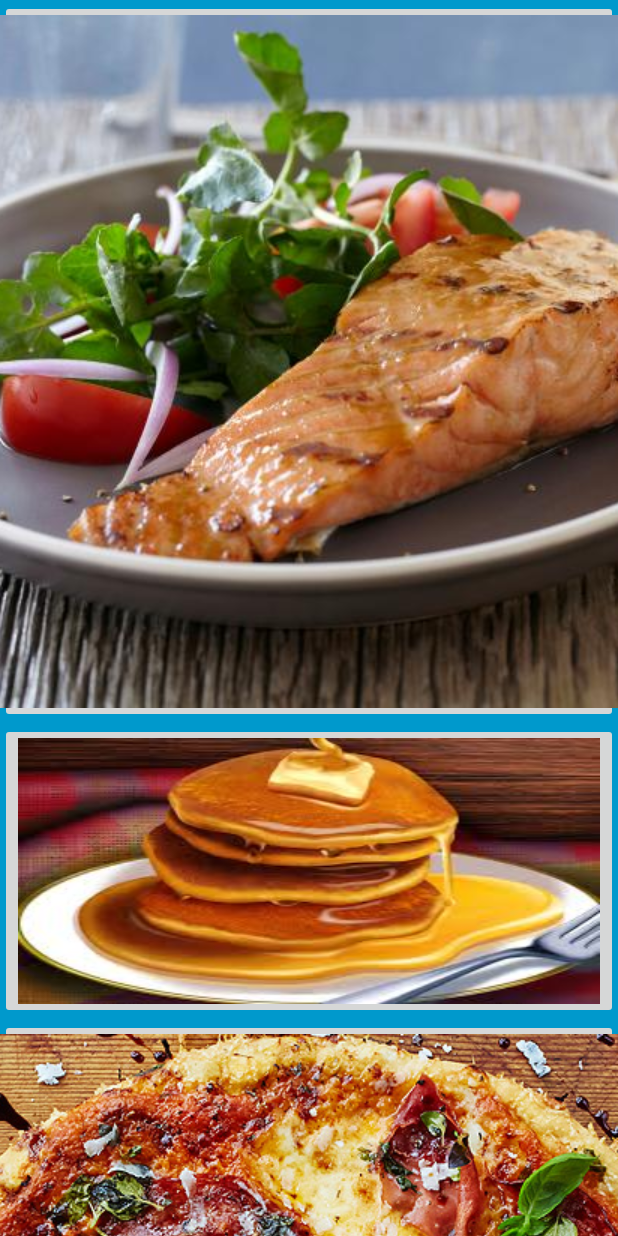
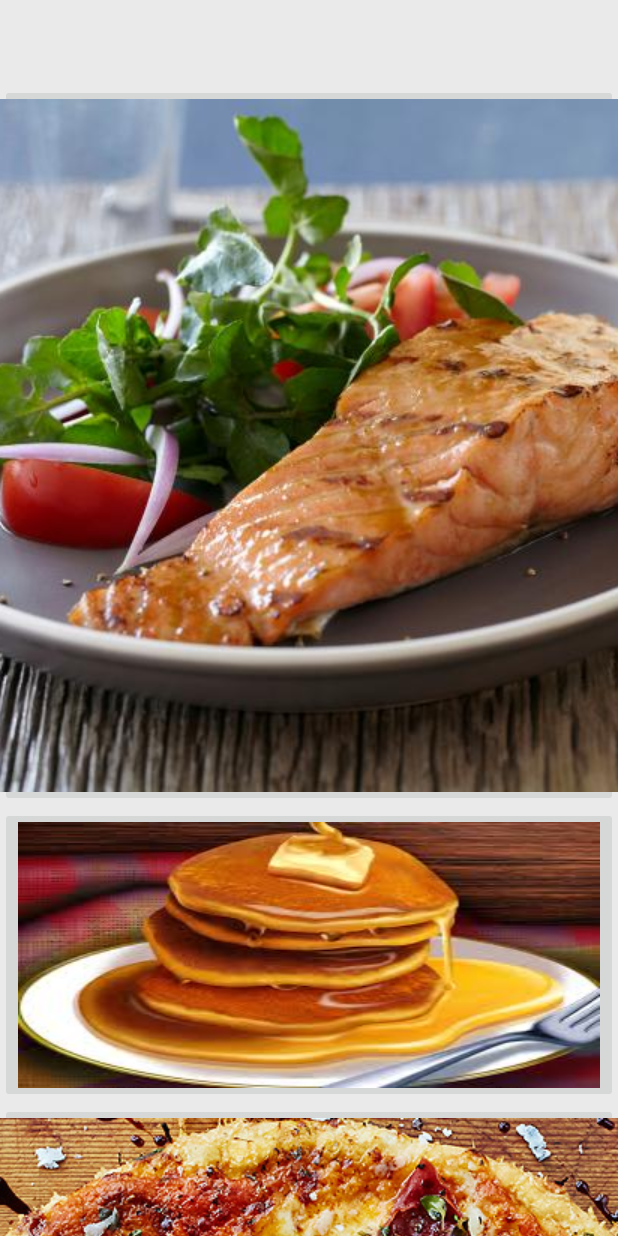
Before and after one commit to Yuichi-Kurino/FoodDivvy, an Android app: the screen it shows after launch (FullscreenActivity), on a phone screen of 412 x 824 dp. Run offline under Robolectric (Android 15) with nearby library versions, the phone set to English and light mode, and no system bars.

```diff
--- a/app/build.gradle
+++ b/app/build.gradle
@@ -27,6 +27,7 @@ dependencies {
     implementation "org.jetbrains.kotlin:kotlin-stdlib-jdk7:$kotlin_version"
     implementation 'com.android.support:appcompat-v7:28.0.0'
     implementation 'com.android.support:support-v4:28.0.0'
+    implementation 'com.android.support.constraint:constraint-layout:1.1.3'
     testImplementation 'junit:junit:4.12'
     androidTestImplementation 'com.android.support.test:runner:1.0.2'
     androidTestImplementation 'com.android.support.test.espresso:espresso-core:3.0.2'
--- a/app/src/main/AndroidManifest.xml
+++ b/app/src/main/AndroidManifest.xml
@@ -9,6 +9,8 @@
             android:roundIcon="@mipmap/ic_launcher_round"
             android:supportsRtl="true"
             android:theme="@style/AppTheme">
+        <activity android:name=".MainActivity">
+        </activity>
         <activity
                 android:name=".FullscreenActivity"
                 android:configChanges="orientation|keyboardHidden|screenSize"
--- a/app/src/main/java/com/example/fooddivvy/FullscreenActivity.java
+++ b/app/src/main/java/com/example/fooddivvy/FullscreenActivity.java
@@ -1,18 +1,22 @@
 package com.example.fooddivvy;
 
 import android.annotation.SuppressLint;
+import android.app.Activity;
+import android.content.Intent;
 import android.support.v7.app.ActionBar;
 import android.support.v7.app.AppCompatActivity;
 import android.os.Bundle;
 import android.os.Handler;
 import android.view.MotionEvent;
 import android.view.View;
+import android.widget.Button;
 
 /**
  * An example full-screen activity that shows and hides the system UI (i.e.
  * status bar and navigation/system bar) with user interaction.
  */
 public class FullscreenActivity extends AppCompatActivity {
+    private Button button;
     /**
      * Whether or not the system UI should be auto-hidden after
      * {@link #AUTO_HIDE_DELAY_MILLIS} milliseconds.
@@ -106,7 +110,19 @@ public class FullscreenActivity extends AppCompatActivity {
         // operations to prevent the jarring behavior of controls going away
         // while interacting with the UI.
         findViewById(R.id.map_button).setOnTouchListener(mDelayHideTouchListener);
+        button = findViewById(R.id.map_button);
+        button.setOnClickListener(new View.OnClickListener() {
+            @Override
+            public void onClick(View view) {
+                openMainActivity();
+            }
+        });
     }
+    public void openMainActivity(){
+        Intent intent = new Intent(this, MainActivity.class);
+        startActivity(intent);
+    }
+
 
     @Override
     protected void onPostCreate(Bundle savedInstanceState) {
--- a/app/src/main/res/layout/activity_fullscreen.xml
+++ b/app/src/main/res/layout/activity_fullscreen.xml
@@ -3,7 +3,7 @@
              xmlns:app="http://schemas.android.com/apk/res-auto" xmlns:tools="http://schemas.android.com/tools"
     android:layout_width="match_parent"
     android:layout_height="match_parent"
-    android:background="#0099cc"
+    android:background="@color/colorPrimary"
     tools:context=".FullscreenActivity">
 
     <!-- The primary full-screen view. This can be replaced with whatever view
@@ -13,7 +13,7 @@
               android:layout_width="match_parent"
               android:layout_height="match_parent"
               android:keepScreenOn="true"
-              android:textColor="#33b5e5"
+              android:textColor="#272727"
               android:textStyle="bold"
               android:textSize="50sp"
               android:gravity="center"
@@ -21,6 +21,10 @@
 
     <!-- This FrameLayout insets its children based on system windows using
          android:fitsSystemWindows. -->
+    <FrameLayout android:layout_width="match_parent"
+                 android:layout_height="match_parent"
+                 android:fitsSystemWindows="true">
+
         <ScrollView
                 android:layout_width="match_parent"
                 android:layout_height="match_parent">
@@ -53,10 +57,6 @@
                         android:id="@+id/imageButton5"/>
             </LinearLayout>
         </ScrollView>
-    <FrameLayout android:layout_width="match_parent"
-                 android:layout_height="match_parent"
-                 android:fitsSystemWindows="true">
-
         <LinearLayout android:id="@+id/fullscreen_content_controls"
                       style="?metaButtonBarStyle"
                       android:layout_width="match_parent"
--- a/app/src/main/res/values/colors.xml
+++ b/app/src/main/res/values/colors.xml
@@ -1,7 +1,7 @@
 <?xml version="1.0" encoding="utf-8"?>
 <resources>
-    <color name="colorPrimary">#8A8F8F</color>
-    <color name="colorPrimaryDark">#424242</color>
+    <color name="colorPrimary">#EBEAEA</color>
+    <color name="colorPrimaryDark">#D8D5D5</color>
     <color name="colorAccent">#D81B60</color>
 
     <color name="black_overlay">#66000000</color>
```
Also changed, not shown: app/src/main/java/com/example/fooddivvy/MainActivity.java (added, +13 -0 lines), app/src/main/res/layout/activity_main.xml (added, +13 -0 lines). Lines whose indentation alone changed are shown as unchanged.
